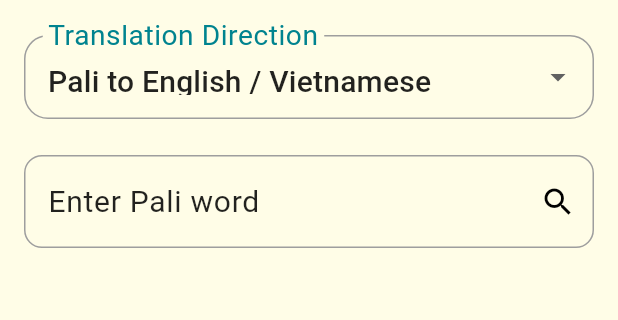
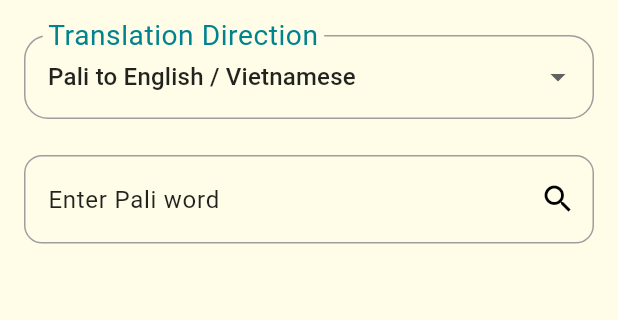
Before and after one commit to trgpnt/pali_dict_app, a Flutter app: the screen it shows after launch, on a phone screen of 412 x 824 dp, the part 73-393 px from its top. Run offline on Flutter 3.47's test engine with Material 3 defaults, Android fonts, the phone set to English and light mode, and no system bars; statements that could not run were skipped.

Commit message:
Running app, _ Performed searches even for polluted inputs

```diff
--- a/lib/dictionary_app.dart
+++ b/lib/dictionary_app.dart
@@ -31,7 +31,7 @@ class _DictionaryAppState extends State<DictionaryApp> {
     _searchController.addListener(() {
       setState(() {
         currentSearchQuery = _searchController.text;
-        searchResults = searchDictionary(currentSearchQuery);
+        searchResults = searchDictionary(currentSearchQuery.trim());
         selectedWord = {};
       });
     });
@@ -159,7 +159,7 @@ class _DictionaryAppState extends State<DictionaryApp> {
                               ? 'Pali to English / Vietnamese'
                               : 'English to Pali',
                           style: const TextStyle(
-                              color: Colors.black87, fontSize: 20),
+                              color: Colors.black87, fontSize: 16),
                         ),
                       );
                     }).toList(),
@@ -181,7 +181,7 @@ class _DictionaryAppState extends State<DictionaryApp> {
                           ? 'Enter English word'
                           : 'Enter Pali word',
                       hintStyle:
-                          const TextStyle(color: Colors.black87, fontSize: 20),
+                          const TextStyle(color: Colors.black87, fontSize: 16),
                       suffixIcon: currentSearchQuery.isNotEmpty
                           ? IconButton(
                               icon: const Icon(
--- a/lib/widget/word_details_widget.dart
+++ b/lib/widget/word_details_widget.dart
@@ -26,7 +26,7 @@ class WordDetailsWidget extends StatelessWidget {
               children: [
                 SelectableText(
                   '$word',
-                  style: const TextStyle(color: Colors.white, fontSize: 20),
+                  style: const TextStyle(color: Colors.white, fontSize: 16),
                 ),
                 IconButton(
                   onPressed: onClose,
@@ -46,7 +46,7 @@ class WordDetailsWidget extends StatelessWidget {
             padding: const EdgeInsets.all(8.0),
             child: SelectableText(
               'Meaning: $meaning',
-              style: const TextStyle(color: Colors.black, fontSize: 20),
+              style: const TextStyle(color: Colors.black, fontSize: 16),
             ),
           ),
         ),
```
